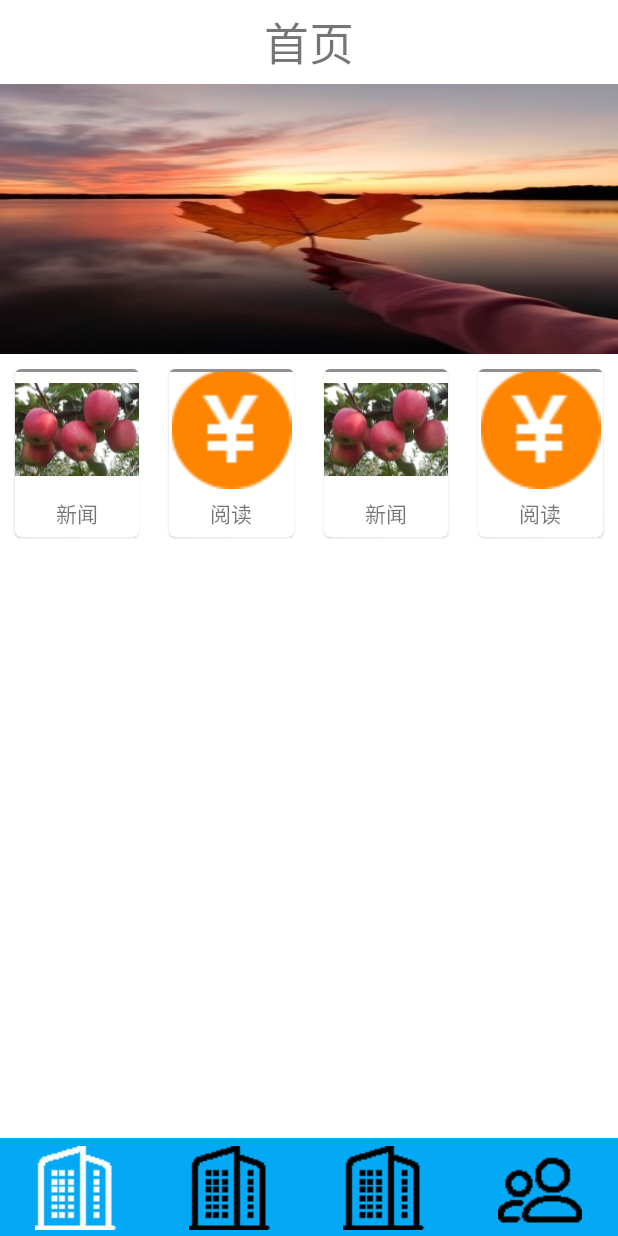
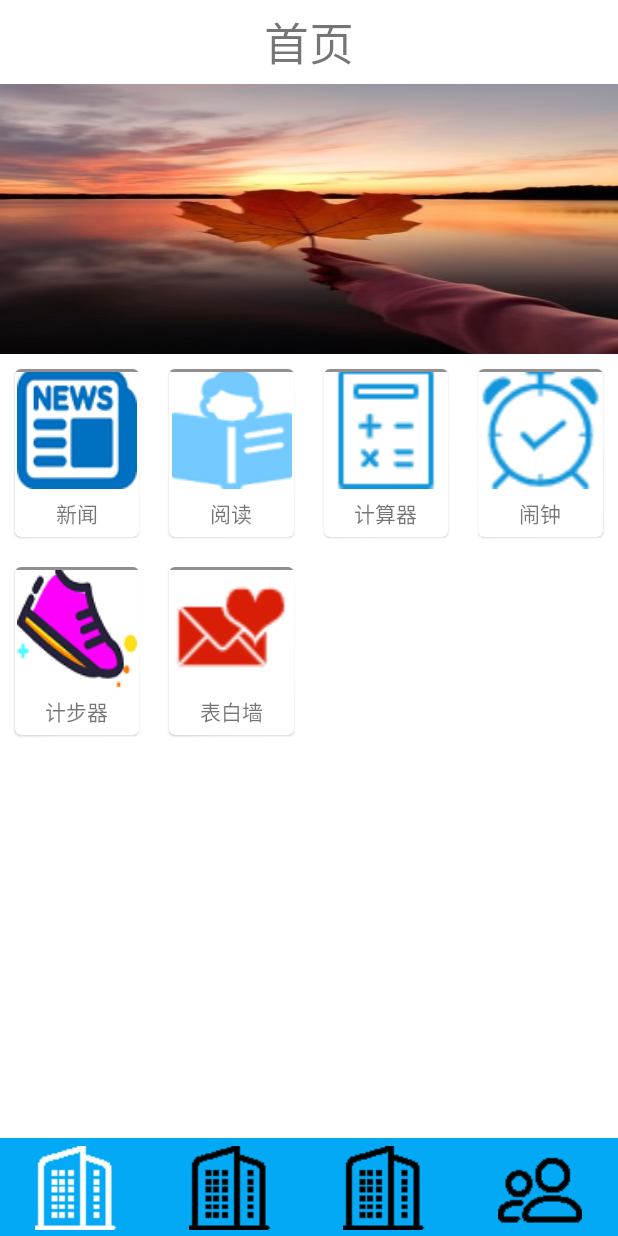
Before and after one commit to xie66/TeamProject, an Android app: the HomepageFragment screen opened directly, with no data from a screen before it, on a phone screen of 412 x 824 dp. Run offline under Robolectric (Android 15) with nearby library versions, the phone set to English and light mode, and no system bars; pictures from the network do not load.

Commit message:
谢艳朋第五次提交

```diff
--- a/app/src/main/java/com/gezhi/gege/HomepageFragment.java
+++ b/app/src/main/java/com/gezhi/gege/HomepageFragment.java
@@ -75,22 +75,23 @@ public class HomepageFragment extends Fragment implements View.OnClickListener {
     }
 
     private void initTools() {
-
-
-        Smalltools smalltools1 = new Smalltools("新闻", R.drawable.apple);
-        Smalltools smalltools2 = new Smalltools("阅读", R.drawable.home_cc);
-        Smalltools smalltools3 = new Smalltools("新闻", R.drawable.apple);
-        Smalltools smalltools4 = new Smalltools("阅读", R.drawable.home_cc);
+        Smalltools smalltools1 = new Smalltools("新闻", R.drawable.news_icon,1);
+        Smalltools smalltools2 = new Smalltools("阅读", R.drawable.readlogo,2);
+        Smalltools smalltools3 = new Smalltools("计算器", R.drawable.calc_icon,3);
+        Smalltools smalltools4 = new Smalltools("闹钟", R.drawable.clock_icon,4);
+        Smalltools smalltools5 = new Smalltools("计步器", R.drawable.jbq,5);
+        Smalltools smalltools6 = new Smalltools("表白墙", R.drawable.bp_icon,6);
         // Smalltools smalltools = {smalltools1, smalltools2, smalltools3, smalltools4};
 //        smalltoolsList.clear();
 
 //        Random random = new Random();
 //        int index = random.nextInt(smalltools.length);
-
         smalltoolsList.add(smalltools1);
         smalltoolsList.add(smalltools2);
         smalltoolsList.add(smalltools3);
         smalltoolsList.add(smalltools4);
+        smalltoolsList.add(smalltools5);
+        smalltoolsList.add(smalltools6);
     }
 
 
--- a/app/src/main/java/com/gezhi/gege/Smalltools.java
+++ b/app/src/main/java/com/gezhi/gege/Smalltools.java
@@ -5,13 +5,14 @@ import java.util.List;
 public class Smalltools {
     String name;
     int imageId;
+    int tag;
 
 
-    public Smalltools(String name, int imageId) {
+    public Smalltools(String name, int imageId, int tag) {
         this.name = name;
         this.imageId = imageId;
+        this.tag = tag;
     }
-
 
 
     public String getName() {
@@ -29,4 +30,12 @@ public class Smalltools {
     public void setImageId(int imageId) {
         this.imageId = imageId;
     }
+
+    public int getTag() {
+        return tag;
+    }
+
+    public void setTag(int tag) {
+        this.tag = tag;
+    }
 }
--- a/app/src/main/res/layout/activity_mainnews.xml
+++ b/app/src/main/res/layout/activity_mainnews.xml
@@ -37,6 +37,6 @@
     <ListView
         android:id="@+id/lvNews"
         android:layout_width="match_parent"
-        android:layout_height="match_parent"/>
+        android:layout_height="match_parent" />
 
 </LinearLayout>
```
Also changed, not shown: app/src/main/java/com/gezhi/gege/ToolAdapter.java (+30 -0 lines), app/src/main/java/com/gezhi/gege/news/MainNewsActivity.java (+19 -8 lines), app/src/main/res/layout/login_layout.xml (+4 -4 lines), app/src/main/res/drawable/bp_icon.png (added), app/src/main/res/drawable/calc_icon.png (added), app/src/main/res/drawable/clock_icon.png (added), app/src/main/res/drawable/jbq.png (added), app/src/main/res/drawable/news_icon.png (added), app/src/main/res/drawable/readlogo.png (added).
